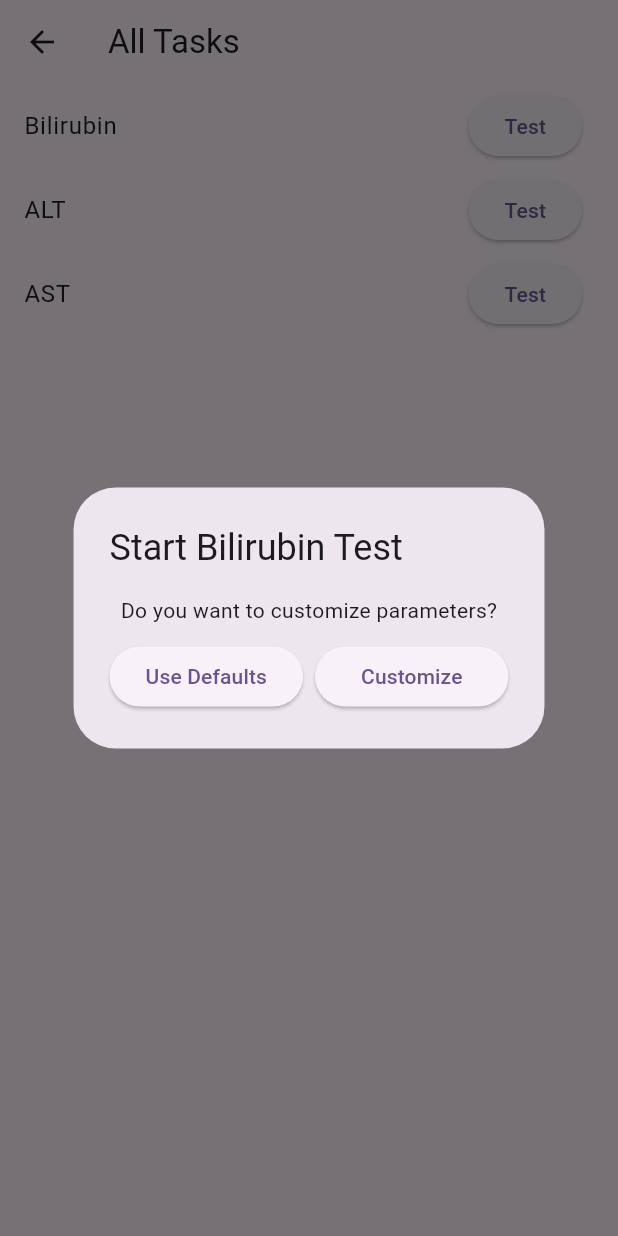
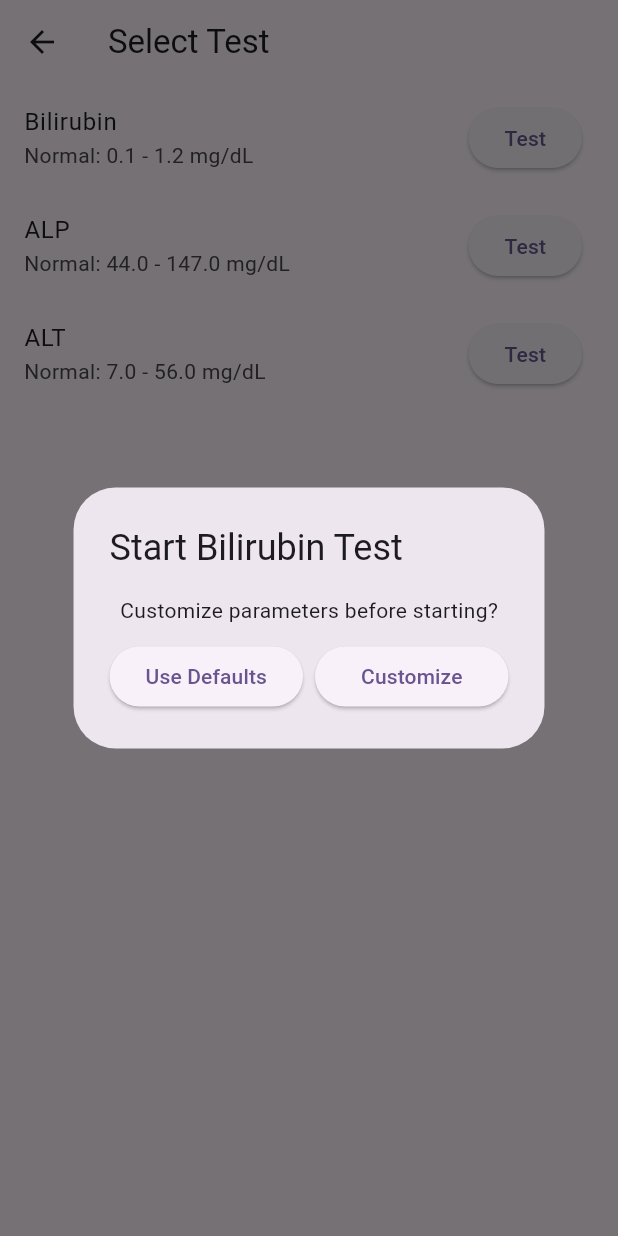
Before and after one commit to Shash976/health-sense, a Flutter app: the TaskPage screen opened directly with empty values, after a tap on "Test", on a phone screen of 412 x 824 dp. Run offline on Flutter 3.47's test engine with Material 3 defaults, Android fonts, the phone set to English and light mode, and no system bars; our stand-ins replace font_awesome_flutter, google_fonts.

Commit message:
Refactor TaskPage to utilize Analyte class for test configuration and update dialog for parameter customization

```diff
--- a/lib/tasks.dart
+++ b/lib/tasks.dart
@@ -1,31 +1,24 @@
-import 'dart:convert';
+import 'package:bio_amp/analyteDashboard.dart';
 import 'package:flutter/material.dart';
 import 'package:http/http.dart' as http;
-import 'dashboard.dart';
+import 'dart:convert';
+
+import 'constants.dart'; // includes Analyte and analytes list
 
 class TaskPage extends StatelessWidget {
   final String deviceIp;
 
-  TaskPage({super.key, required this.deviceIp});
+  const TaskPage({super.key, required this.deviceIp});
 
-  final List<Map<String, dynamic>> tasks = [
-    {'name': 'Bilirubin', 'code': 'BIL', 'min': 0.2, 'max': 1.3},
-    {'name': 'ALT', 'code': 'ALT', 'min': 10.0, 'max': 40.0},
-    {'name': 'AST', 'code': 'AST', 'min': 10.0, 'max': 35.0},
-  ];
+  void _showTestDialog(BuildContext context, Analyte analyte) {
+    final oxidationCtrl = TextEditingController(text: analyte.oxidationPotential.toString());
+    final minCtrl = TextEditingController(text: analyte.min.toString());
+    final maxCtrl = TextEditingController(text: analyte.max.toString());
+    final normalMinCtrl = TextEditingController(text: analyte.normalMinMGDL.toString());
+    final normalMaxCtrl = TextEditingController(text: analyte.normalMaxMGDL.toString());
+    final convFactorCtrl = TextEditingController(text: analyte.conversionFactor.toString());
+    final timeCtrl = TextEditingController(text: analyte.time.toString());
 
-  // Default parameters for each task
-  final Map<String, Map<String, dynamic>> defaultParams = {
-    'BIL': {'voltage': 3.3, 'time': 3000, 'gain': 4},
-    'ALT': {'voltage': 5.0, 'time': 4000, 'gain': 6},
-  };
-
-  // Shows a dialog to start a test, with option to customize parameters
-  void _showTestDialog(BuildContext context, String code, String name, double min, double max) {
-    final defaultConfig = defaultParams[code]!;
-    final TextEditingController voltageCtrl = TextEditingController(text: defaultConfig['voltage'].toString());
-    final TextEditingController timeCtrl = TextEditingController(text: defaultConfig['time'].toString());
-    final TextEditingController gainCtrl = TextEditingController(text: defaultConfig['gain'].toString());
     bool showFields = false;
 
     showDialog(
@@ -34,28 +27,30 @@ class TaskPage extends StatelessWidget {
         return StatefulBuilder(
           builder: (ctx, setState) {
             return AlertDialog(
-              title: Text('Start ${name} Test'),
-              content: Column(
+              title: Text('Start ${analyte.name} Test'),
+              content: SingleChildScrollView(
+                child: Column(
                   mainAxisSize: MainAxisSize.min,
                   children: [
-                  // If not customizing, show options to use defaults or customize
                     if (!showFields) ...[
-                    const Text('Do you want to customize parameters?'),
+                      const Text('Customize parameters before starting?'),
                       const SizedBox(height: 10),
                       Row(
                         children: [
                           Expanded(
                             child: ElevatedButton(
                               onPressed: () {
-                              _startTest(
-                                context,
-                                code,
-                                name,
-                                deviceIp,
-                                defaultConfig,
-                                min,
-                                max,
-                              );
+                                final config = {
+                                  'task': analyte.code,
+                                  'oxidationPotential': analyte.oxidationPotential,
+                                  'normalMinMGDL': analyte.normalMinMGDL,
+                                  'normalMaxMGDL': analyte.normalMaxMGDL,
+                                  'conversionFactor': analyte.conversionFactor,
+                                  'time': analyte.time,
+                                  'min': analyte.min,
+                                  'max': analyte.max,
+                                };
+                                _startTest(context, analyte, config);
                                 Navigator.pop(ctx);
                               },
                               child: const Text("Use Defaults"),
@@ -69,31 +64,38 @@ class TaskPage extends StatelessWidget {
                             ),
                           ),
                         ],
-                    )
+                      ),
                     ] else ...[
-                    // If customizing, show input fields for parameters
-                    _buildField("Voltage (V)", voltageCtrl),
-                    _buildField("Time (ms)", timeCtrl),
-                    _buildField("Gain", gainCtrl),
+                      _buildField("Oxidation Potential", oxidationCtrl),
+                      _buildField("Normal Min (mg/dL)", normalMinCtrl),
+                      _buildField("Normal Max (mg/dL)", normalMaxCtrl),
+                      _buildField("Conversion Factor", convFactorCtrl),
+                      _buildField("Test Time (ms)", timeCtrl),
+                      _buildField("Min Sensor Range", minCtrl),
+                      _buildField("Max Sensor Range", maxCtrl),
                     ],
                   ],
                 ),
+              ),
               actions: showFields
                   ? [
-                // Actions for customized parameters: Cancel or Start
                 TextButton(onPressed: () => Navigator.pop(ctx), child: const Text("Cancel")),
                 ElevatedButton(
                   onPressed: () {
                     final config = {
-                      'task': code,
-                      'voltage': double.tryParse(voltageCtrl.text) ?? defaultConfig['voltage'],
-                      'time': int.tryParse(timeCtrl.text) ?? defaultConfig['time'],
-                      'gain': int.tryParse(gainCtrl.text) ?? defaultConfig['gain'],
+                      'task': analyte.code,
+                      'oxidationPotential': double.tryParse(oxidationCtrl.text) ?? analyte.oxidationPotential,
+                      'normalMinMGDL': double.tryParse(normalMinCtrl.text) ?? analyte.normalMinMGDL,
+                      'normalMaxMGDL': double.tryParse(normalMaxCtrl.text) ?? analyte.normalMaxMGDL,
+                      'conversionFactor': double.tryParse(convFactorCtrl.text) ?? analyte.conversionFactor,
+                      'time': int.tryParse(timeCtrl.text) ?? analyte.time,
+                      'min': double.tryParse(minCtrl.text) ?? analyte.min,
+                      'max': double.tryParse(maxCtrl.text) ?? analyte.max,
                     };
-                    _startTest(context, code, name, deviceIp, config, min, max);
+                    _startTest(context, analyte, config);
                     Navigator.pop(ctx);
                   },
-                  child: const Text("Start"),
+                  child: const Text("Start Test"),
                 ),
               ]
                   : null,
@@ -104,42 +106,48 @@ class TaskPage extends StatelessWidget {
     );
   }
 
-  // Builds a labeled input field for parameter customization
   Widget _buildField(String label, TextEditingController ctrl) {
     return Padding(
-      padding: const EdgeInsets.only(bottom: 10),
+      padding: const EdgeInsets.only(bottom: 12),
       child: TextField(
         controller: ctrl,
         keyboardType: TextInputType.numberWithOptions(decimal: true),
-        decoration: InputDecoration(labelText: label, border: const OutlineInputBorder()),
+        decoration: InputDecoration(
+          labelText: label,
+          border: const OutlineInputBorder(),
+        ),
       ),
     );
   }
 
-  // Sends the test configuration to the device and navigates to the dashboard
-  void _startTest(BuildContext context, String code, String name, String ip, Map<String, dynamic> config, double min, double max) async {
+  void _startTest(BuildContext context, Analyte analyte, Map<String, dynamic> config) async {
     try {
-      await http.post(
-        Uri.parse('http://$ip/test'),
+      final response = await http.post(
+        Uri.parse('http://$deviceIp/test'),
         headers: {'Content-Type': 'application/json'},
         body: json.encode(config),
       );
+
+      if (response.statusCode == 200) {
+        debugPrint("Sent parameters: $config");
+        debugPrint("Test started successfully: ${response.body}");
         Navigator.push(
           context,
           MaterialPageRoute(
-          builder: (_) => DashboardPage(
-            deviceIp: ip,
-            testName: name,
-            min: min,
-            max: max,
+            builder: (_) => AnalyteDashboard(
+              deviceIp: deviceIp,
+              testName: analyte.name,
+              min: config['normalMinMGDL'] ?? analyte.normalMinMGDL,
+              max: config['normalMaxMGDL'] ?? analyte.normalMaxMGDL,
             ),
           ),
         );
+      } else {
+        throw Exception("Status: ${response.statusCode}");
+      }
     } catch (e) {
-      // Show error if POST fails
-      debugPrint("POST failed: $e");
       ScaffoldMessenger.of(context).showSnackBar(
-        const SnackBar(content: Text("Failed to send test to device")),
+        SnackBar(content: Text("Failed to start test: $e")),
       );
     }
   }
@@ -147,24 +155,17 @@ class TaskPage extends StatelessWidget {
   @override
   Widget build(BuildContext context) {
     return Scaffold(
-      appBar: AppBar(title: const Text('All Tasks')),
+      appBar: AppBar(title: const Text('Select Test')),
       body: ListView.builder(
-        itemCount: tasks.length,
+        itemCount: analytes.length,
         itemBuilder: (context, index) {
-          final task = tasks[index];
+          final analyte = analytes[index];
           return ListTile(
-            title: Text(task['name']),
+            title: Text(analyte.name),
+            subtitle: Text("Normal: ${analyte.normalRange}"),
             trailing: ElevatedButton(
               child: const Text("Test"),
-              onPressed: () {
-                _showTestDialog(
-                  context,
-                  task['code'],
-                  task['name'],
-                  task['min'],
-                  task['max'],
-                );
-              },
+              onPressed: () => _showTestDialog(context, analyte),
             ),
           );
         },
--- a/lib/welcome.dart
+++ b/lib/welcome.dart
@@ -1,5 +1,5 @@
 import 'package:bio_amp/login.dart';
-import 'package:bio_amp/wifi_scan_page.dart';
+import 'package:bio_amp/wifiScanPage.dart';
 import 'package:flutter/material.dart';
 import 'package:google_fonts/google_fonts.dart';
 
```
Lines whose indentation alone changed are shown as unchanged.
